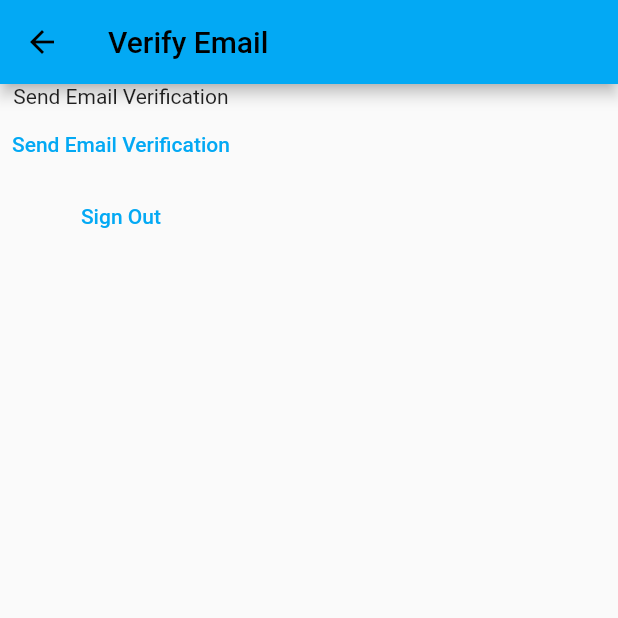
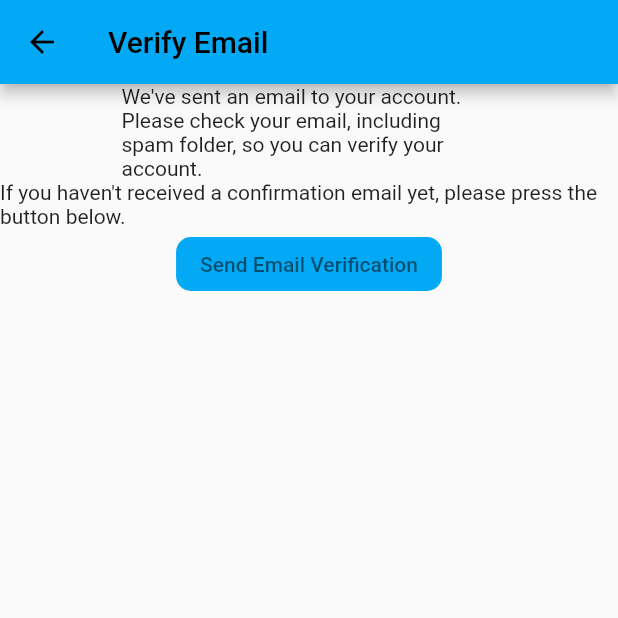
Before and after one commit to stefanhall2704/MobileNotesApp, a Flutter app: the VerifiyEmailView screen opened directly, on a phone screen of 412 x 824 dp, the top half of it. Run offline on Flutter 3.47's test engine with Material 2 defaults, Android fonts, the phone set to English and light mode, and no system bars; our stand-ins replace firebase_auth, firebase_core; accounts and stored records are empty.

Commit message:
This is the last change for a while

```diff
--- a/lib/constants/routes.dart
+++ b/lib/constants/routes.dart
@@ -1,3 +1,4 @@
 const loginRoute = "/login/";
 const registerRoute = "/register/";
 const notesRoute = "/notes/";
+const verifyEmailRoute = "/verification/";
--- a/lib/main.dart
+++ b/lib/main.dart
@@ -21,6 +21,7 @@ void main() {
         loginRoute: (context) => const LoginView(),
         registerRoute: (context) => const RegistrationView(),
         notesRoute: (context) => const NotesView(),
+        verifyEmailRoute: (context) => const VerifiyEmailView(),
       },
     ),
   );
@@ -116,8 +117,8 @@ Future<bool> showLogOutDialog(BuildContext context) {
     context: context,
     builder: (context) {
       return AlertDialog(
-        title: const Text("Sign Out"),
-        content: const Text("Are you sure you want to oign out?"),
+        title: const Text("Log Out"),
+        content: const Text("Are you sure you want to log out?"),
         actions: [
           TextButton(
             onPressed: () {
--- a/lib/views/verify_email_view.dart
+++ b/lib/views/verify_email_view.dart
@@ -1,5 +1,6 @@
 import 'package:firebase_auth/firebase_auth.dart';
 import 'package:flutter/material.dart';
+import 'package:mynotes/constants/routes.dart';
 
 class VerifiyEmailView extends StatefulWidget {
   const VerifiyEmailView({super.key});
@@ -8,6 +9,16 @@ class VerifiyEmailView extends StatefulWidget {
   State<VerifiyEmailView> createState() => _VerifiyEmailViewState();
 }
 
+final ButtonStyle raisedButtonStyle = ElevatedButton.styleFrom(
+  foregroundColor: Colors.black54,
+  backgroundColor: Colors.lightBlue,
+  minimumSize: const Size(88, 36),
+  padding: const EdgeInsets.symmetric(horizontal: 16),
+  shape: const RoundedRectangleBorder(
+    borderRadius: BorderRadius.all(Radius.circular(10)),
+  ),
+);
+
 class _VerifiyEmailViewState extends State<VerifiyEmailView> {
   @override
   Widget build(BuildContext context) {
@@ -15,9 +26,15 @@ class _VerifiyEmailViewState extends State<VerifiyEmailView> {
       appBar: AppBar(title: const Text('Verify Email')),
       body: Column(
         children: [
-          const Text('Send Email Verification'),
+          const SizedBox(
+            width: 250,
+            child: Text(
+                "We've sent an email to your account. Please check your email, including spam folder, so you can verify your account."),
+          ),
+          const Text(
+              "If you haven't received a confirmation email yet, please press the button below."),
           TextButton(
-            // style: raisedButtonStyle,
+            style: raisedButtonStyle,
             onPressed: () async {
               final user = FirebaseAuth.instance.currentUser;
               await user?.sendEmailVerification().then(
@@ -30,12 +47,6 @@ class _VerifiyEmailViewState extends State<VerifiyEmailView> {
               );
             },
             child: const Text('Send Email Verification'),
-          ),
-          TextButton(
-            onPressed: () async {
-              await FirebaseAuth.instance.signOut();
-            },
-            child: const Text("Sign Out"),
           ),
         ],
       ),
@@ -50,11 +61,19 @@ Future<void> emailVerificationDialog(BuildContext context, email) {
       return AlertDialog(
         title: const Text("Verification Email Sent"),
         content: Text(
-            "Please check your spam folder in your email for the following email: $email"),
+            "We've sent another verification email. Please check your spam folder in your email for the following email: $email"),
         actions: [
           TextButton(
-            onPressed: (() {
+            onPressed: (() async {
               Navigator.of(context).pop();
+              await FirebaseAuth.instance.signOut().then(
+                (value) {
+                  Navigator.of(context).pushNamedAndRemoveUntil(
+                    loginRoute,
+                    (route) => false,
+                  );
+                },
+              );
             }),
             child: const Text("Ok"),
           )
```
Also changed, not shown: lib/views/login_view.dart (+11 -3 lines), lib/views/register_view.dart (+15 -9 lines).
